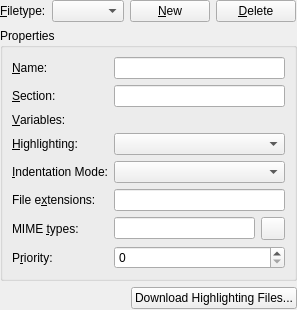
This is kate/part/mode/filetypeconfigwidget.ui in fluxer/kde-workspace as Qt 5 draws it before an edit. The edited form follows.
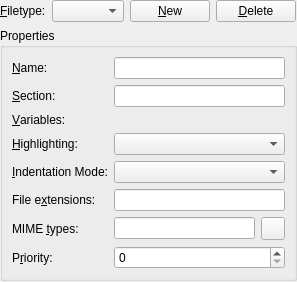
This is the edited form. Custom widgets are drawn as their Qt base class.

Commit message: kate: remove non-operational feature to download highlight files

What changed in the file:
```diff
--- a/kate/part/mode/filetypeconfigwidget.ui
+++ b/kate/part/mode/filetypeconfigwidget.ui
@@ -211,30 +211,6 @@
      </layout>
     </widget>
    </item>
-   <item>
-    <layout class="QHBoxLayout">
-     <item>
-      <spacer>
-       <property name="orientation">
-        <enum>Qt::Horizontal</enum>
-       </property>
-       <property name="sizeHint" stdset="0">
-        <size>
-         <width>1</width>
-         <height>0</height>
-        </size>
-       </property>
-      </spacer>
-     </item>
-     <item>
-      <widget class="QPushButton" name="btnDownload">
-       <property name="text">
-        <string>Download Highlighting Files...</string>
-       </property>
-      </widget>
-     </item>
-    </layout>
-   </item>
    <item>
     <spacer>
      <property name="orientation">
```
The commit also changes 4 other files.
